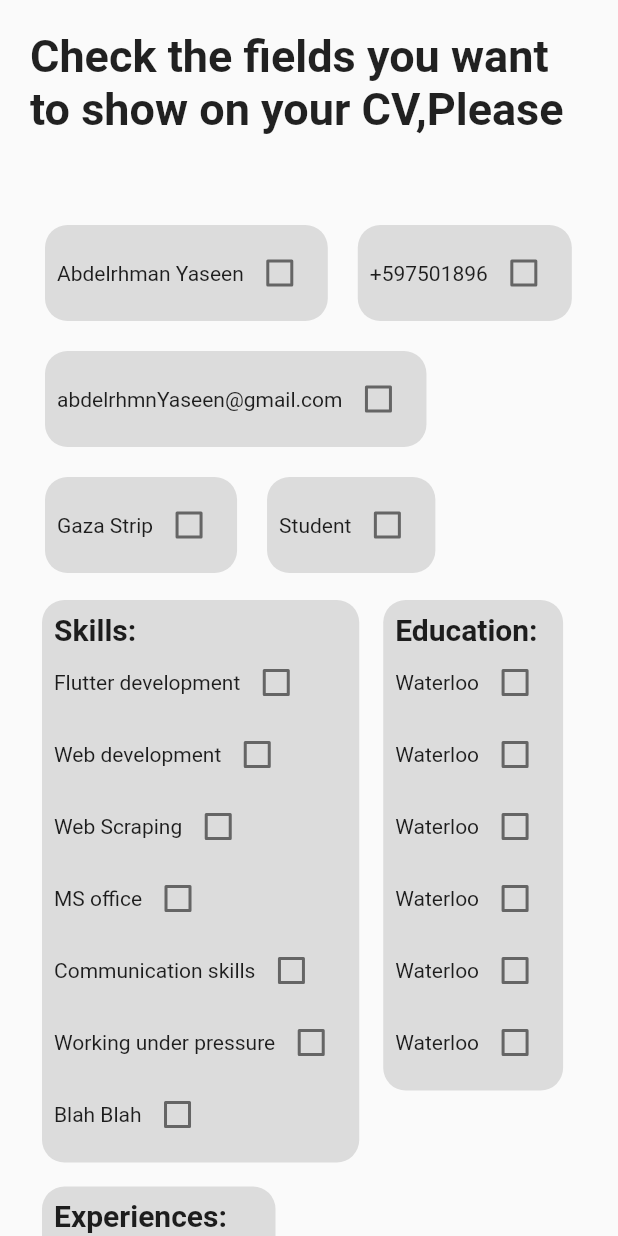
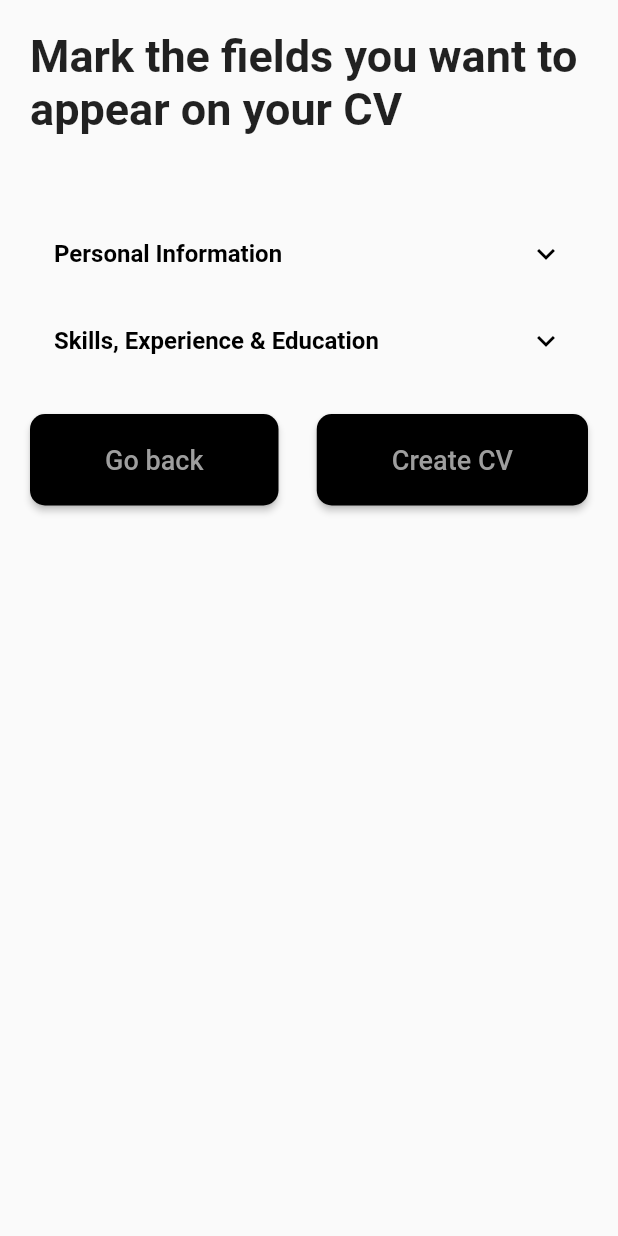
Before and after one commit to AbedrahmanYassen/cv_builder, a Flutter app: the screen it shows after launch, on a phone screen of 412 x 824 dp. Run offline on Flutter 3.47's test engine with Material 2 defaults, Android fonts, the phone set to English and light mode, and no system bars; our stand-ins replace font_awesome_flutter, pdf, printing, universal_io; missing offline and left inert: docx_template; accounts and stored records are empty.

Commit message:
Styling the show/hide screen, and wrapping the single and composite data fields in a separate expansion tile widget

```diff
--- a/lib/routes/show_hide_screen.dart
+++ b/lib/routes/show_hide_screen.dart
@@ -28,71 +28,6 @@ class _ShowHideScreenState extends State<ShowHideScreen> {
         phoneNumber: "+597501896",
         email: "abdelrhmnYaseen@gmail.com",
         experiences: [
-
-          Experience(
-            jobTitle: "Web developer",
-            companyName: "Unit One",
-            companyLocation: 'Gaza',
-            period: '2023-PRESENT',
-            details:
-                'I was there as an intern, and I helped in many tasks from design user interfaces',
-          ),
-          Experience(
-            jobTitle: "Web developer",
-            companyName: "Unit One",
-            companyLocation: 'Gaza',
-            period: '2023-PRESENT',
-            details:
-                'I was there as an intern, and I helped in many tasks from design user interfaces',
-          ),
-          Experience(
-            jobTitle: "Web developer",
-            companyName: "Unit One",
-            companyLocation: 'Gaza',
-            period: '2023-PRESENT',
-            details:
-                'I was there as an intern, and I helped in many tasks from design user interfaces',
-          ),
-          Experience(
-            jobTitle: "Web developer",
-            companyName: "Unit One",
-            companyLocation: 'Gaza',
-            period: '2023-PRESENT',
-            details:
-                'I was there as an intern, and I helped in many tasks from design user interfaces',
-          ),
-          Experience(
-            jobTitle: "Web developer",
-            companyName: "Unit One",
-            companyLocation: 'Gaza',
-            period: '2023-PRESENT',
-            details:
-                'I was there as an intern, and I helped in many tasks from design user interfaces',
-          ),
-          Experience(
-            jobTitle: "Web developer",
-            companyName: "Unit One",
-            companyLocation: 'Gaza',
-            period: '2023-PRESENT',
-            details:
-                'I was there as an intern, and I helped in many tasks from design user interfaces',
-          ),
-          Experience(
-            jobTitle: "Web developer",
-            companyName: "Unit One",
-            companyLocation: 'Gaza',
-            period: '2023-PRESENT',
-            details:
-                'I was there as an intern, and I helped in many tasks from design user interfaces',
-          ),
-          Experience(
-            jobTitle: "Web developer",
-            companyName: "Unit One",
-            companyLocation: 'Gaza',
-            period: '2023-PRESENT',
-            details:
-                'I was there as an intern, and I helped in many tasks from design user interfaces',
-          ),
           Experience(
             jobTitle: "Web developer",
             companyName: "Unit One",
@@ -120,19 +55,22 @@ class _ShowHideScreenState extends State<ShowHideScreen> {
           Skill(skillName: "Blah Blah", value: 0.6, size: 50),
         ],
         degrees: [
-          Education("Waterloo", "Canada", "Master", "Computer Science",
-              "2020-PRESENT", "details"),
-          Education("Waterloo", "Canada", "Master", "Computer Science",
-              "2020-PRESENT", "details"),
-          Education("Waterloo", "Canada", "Master", "Computer Science",
-              "2020-PRESENT", "details"),
-          Education("Waterloo", "Canada", "Master", "Computer Science",
-              "2020-PRESENT", "details"),
-          Education("Waterloo", "Canada", "Master", "Computer Science",
-              "2020-PRESENT", "details"),
-          Education("Waterloo", "Canada", "Master", "Computer Science",
-              "2020-PRESENT", "details"),
-        ], languages: ["French" , "Arabic" , "German"] ,awards: [], street: '', country: '');
+          Education("Islamic university of Gaza", "Palestine", "Bachelor",
+              "Computer Engineering", "2020-2025", ""),
+          Education(
+              "Sapienza",
+              "Italy",
+              "Master",
+              "Computer Science",
+              "2025-2026",
+              "I have finished a master degree from Sapienza university of Rome with a GPA 3.9"),
+          Education("Mohammed bin Zayed university for AI", "Canada", "phd",
+              "Data science", "2020-PRESENT", ""),
+        ],
+        languages: ["French", "Arabic", "German"],
+        awards: [],
+        street: '',
+        country: '');
     return MultiProvider(
       providers: [
         ChangeNotifierProvider(create: (_) => ShowHideProvider()),
@@ -146,13 +84,26 @@ class _ShowHideScreenState extends State<ShowHideScreen> {
             crossAxisAlignment: CrossAxisAlignment.start,
             children: [
               const Text(
-                "Check the fields you want to show on your CV,Please",
+                "Mark the fields you want to appear on your CV",
                 style: TextStyle(fontSize: 30, fontWeight: FontWeight.w700),
               ),
               const SizedBox(
                 height: 50,
               ),
-              Wrap(
+              ExpansionTile(
+                iconColor: Colors.black,
+                collapsedIconColor: Colors.black,
+                title: const Text(
+                  'Personal Information',
+                  style: TextStyle(
+                      fontSize: 16.0,
+                      fontWeight: FontWeight.w700,
+                      color: Colors.black),
+                ),
+                children: <Widget>[
+                  ListTile(
+                      title: SizedBox(
+                    child: Wrap(
                       children: [
                         if (userData.name.isNotEmpty)
                           SingleValueShowHideField(
@@ -184,6 +135,29 @@ class _ShowHideScreenState extends State<ShowHideScreen> {
                             fieldValue: userData.currentPosition,
                             dataFields: DataFields.currentPosition,
                           ),
+                      ],
+                    ),
+                  ))
+                ],
+              ),
+              ExpansionTile(
+                iconColor: Colors.black,
+                collapsedIconColor: Colors.black,
+                title: const Text(
+                  'Skills, Experience & Education',
+                  style: TextStyle(
+                      fontSize: 16.0,
+                      fontWeight: FontWeight.w700,
+                      color: Colors.black),
+                ),
+                children: <Widget>[
+                  ListTile(
+                    title: SizedBox(
+                      // height: 50,
+                      child: Wrap(
+                        children: [
+                          Wrap(
+                            children: [
                               if (userData.skills.isNotEmpty)
                                 CompositeShowHideField(
                                     dataFields: DataFields.skills,
@@ -208,6 +182,15 @@ class _ShowHideScreenState extends State<ShowHideScreen> {
                           const SizedBox(
                             height: 50,
                           ),
+                        ],
+                      ),
+                    ),
+                  ),
+                ],
+              ),
+              const SizedBox(
+                height: 20,
+              ),
               Consumer<ShowHideProvider>(builder: (_, provider, __) {
                 return Row(
                   mainAxisAlignment: MainAxisAlignment.spaceBetween,
@@ -220,10 +203,10 @@ class _ShowHideScreenState extends State<ShowHideScreen> {
                           shape: RoundedRectangleBorder(
                             borderRadius: BorderRadius.circular(10),
                           ),
-                      ),
+                          backgroundColor: Colors.black),
                       child: const Text(
                         'Go back',
-                        style: TextStyle(fontSize: 18),
+                        style: TextStyle(fontSize: 18, color: Colors.grey),
                       ),
                     ),
                     ElevatedButton(
@@ -236,10 +219,11 @@ class _ShowHideScreenState extends State<ShowHideScreen> {
                         shape: RoundedRectangleBorder(
                           borderRadius: BorderRadius.circular(10),
                         ),
+                        backgroundColor: Colors.black,
                       ),
                       child: const Text(
                         'Create CV',
-                        style: TextStyle(fontSize: 18),
+                        style: TextStyle(fontSize: 18, color: Colors.grey),
                       ),
                     ),
                   ],
--- a/lib/widgets/composite_show_hide_field.dart
+++ b/lib/widgets/composite_show_hide_field.dart
@@ -81,6 +81,8 @@ class CompositeShowHideField extends StatelessWidget {
                       Text(currentValue),
                       Checkbox(
                         value: isChecked[index],
+                        checkColor: Colors.grey,
+                        activeColor: Colors.black,
                         onChanged: (v) {
                           isChecked[index] = v!;
                           provider.handleShowingOrHidingForCompositeFields(
--- a/lib/widgets/single_value_show_hide_field.dart
+++ b/lib/widgets/single_value_show_hide_field.dart
@@ -37,6 +37,8 @@ class _SingleValueShowHideFieldState extends State<SingleValueShowHideField> {
             children: [
               Text(widget.fieldValue),
               Checkbox(
+                checkColor: Colors.grey,
+                activeColor: Colors.black,
                 value: isChecked,
                 onChanged: (value) {
                   isChecked = value!;
```
Lines whose indentation alone changed are shown as unchanged.
